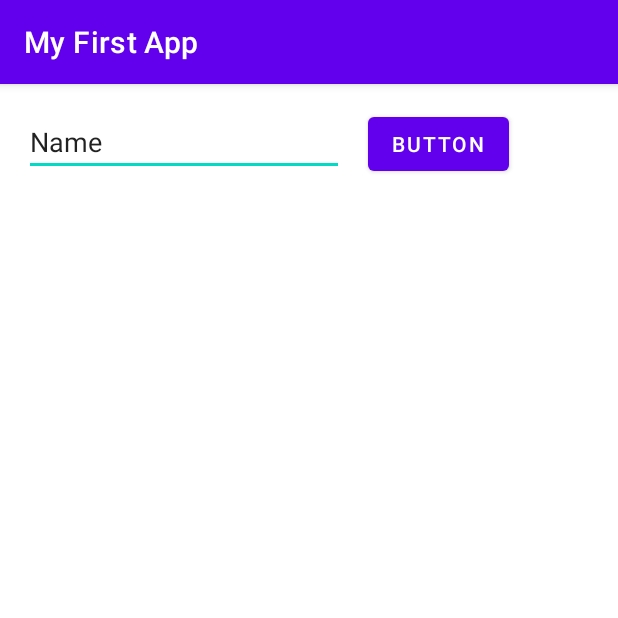
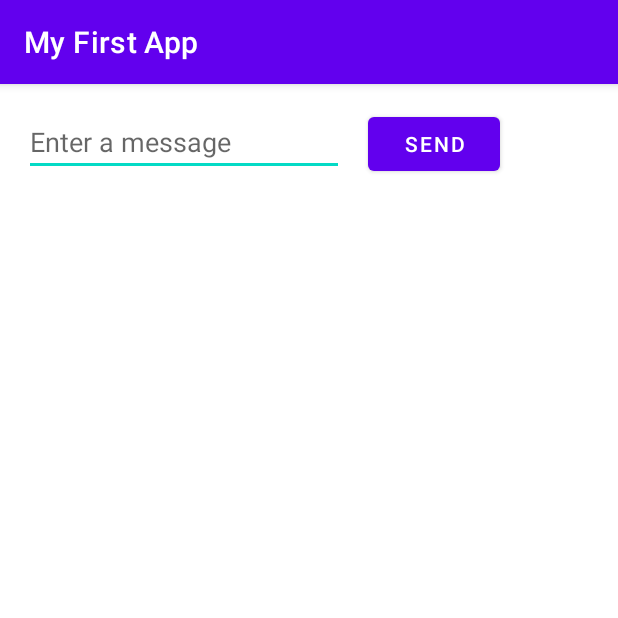
Before and after one commit to AlexUioreanu96/MyFirstApp, an Android app: the screen it shows after launch (MainActivity), on a phone screen of 412 x 824 dp, the top half of it. Run offline under Robolectric (Android 15) with nearby library versions, the phone set to English and light mode, and no system bars.

Commit message:
first string resource and hint

```diff
--- a/app/src/main/res/layout/activity_main.xml
+++ b/app/src/main/res/layout/activity_main.xml
@@ -14,7 +14,7 @@
         android:layout_marginTop="16dp"
         android:ems="10"
         android:inputType="textPersonName"
-        android:text="Name"
+       android:hint="@string/edit_message"
         app:layout_constraintStart_toStartOf="parent"
         app:layout_constraintTop_toTopOf="parent" />
 
@@ -23,7 +23,7 @@
         android:layout_width="wrap_content"
         android:layout_height="wrap_content"
         android:layout_marginStart="16dp"
-        android:text="Button"
+        android:text="@string/button_send"
         app:layout_constraintBaseline_toBaselineOf="@+id/editTextTextPersonName3"
         app:layout_constraintStart_toEndOf="@+id/editTextTextPersonName3" />
 </androidx.constraintlayout.widget.ConstraintLayout>
--- a/app/src/main/res/values/strings.xml
+++ b/app/src/main/res/values/strings.xml
@@ -1,3 +1,5 @@
 <resources>
     <string name="app_name">My First App</string>
+    <string name="edit_message">Enter a message</string>
+    <string name="button_send">Send</string>
 </resources>
```
